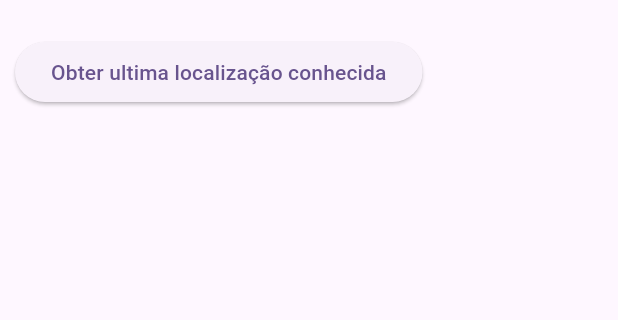
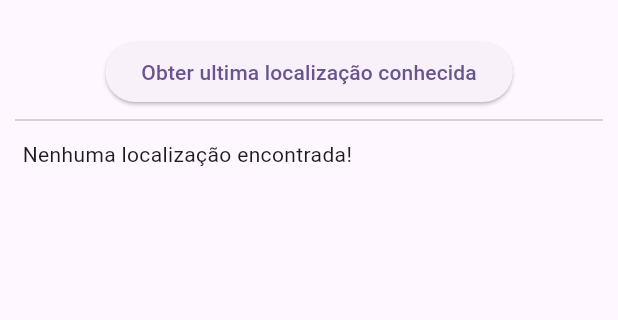
Before and after one commit to GiovaniMarcarini/usando_gps_2024_1, a Flutter app: the screen it shows after launch, after a tap on "Obter ultima localização conhecida", on a phone screen of 412 x 824 dp, the part 63-383 px from its top. Run offline on Flutter 3.47's test engine with Material 3 defaults, Android fonts, the light colour scheme and no system bars; our stand-ins replace geolocator.

Commit message:
Permissões

```diff
--- a/lib/main.dart
+++ b/lib/main.dart
@@ -12,6 +12,7 @@
   @override
   Widget build(BuildContext context) {
     return MaterialApp(
+      debugShowCheckedModeBanner: false,
       title: 'Flutter Demo',
       theme: ThemeData(
         colorScheme: ColorScheme.fromSeed(seedColor: Colors.deepPurple),
--- a/lib/pages/homepage.dart
+++ b/lib/pages/homepage.dart
@@ -12,6 +12,9 @@
 }
 
 class _HomePageState extends State<HomePage>{
+
+  final _linhas = <String>[];
+
   @override
   Widget build(BuildContext context){
     return Scaffold(
@@ -22,13 +25,24 @@
     );
   }
 
-  Widget _criarBody() => const Padding(
-      padding: EdgeInsets.all(10),
+  Widget _criarBody() => Padding(
+      padding: const EdgeInsets.all(10),
     child: Column(
       children: [
         ElevatedButton(
             onPressed: _obterUltimaLocalizacaoConhecida,
-            child: Text('Obter ultima localização conhecida')
+            child: const Text('Obter ultima localização conhecida')
+        ),
+        const Divider(),
+        Expanded(
+            child: ListView.builder(
+              shrinkWrap: true,
+                itemCount: _linhas.length,
+                itemBuilder:(_, index) => Padding(
+                  padding: const EdgeInsets.all(5),
+                  child: Text(_linhas[index]),
+                ),
+            ),
         ),
       ],
     ),
@@ -39,8 +53,15 @@
     if (!permissoesPermitidas){
       return;
     }
-
-
+    Position? position = await Geolocator.getLastKnownPosition();
+    setState(() {
+      if( position == null){
+        _linhas.add('Nenhuma localização encontrada!');
+      }else{
+        _linhas.add('Latitude: ${position.latitude}  |'
+            '  Logetude: ${position.longitude}');
+      }
+    });
   }
 
   Future<bool> _permissoesPermitidas() async{
@@ -58,7 +79,7 @@
     if (permissao == LocationPermission.deniedForever){
       await _mostrarDialogMensagem(
         'Para utilizar esse recurso, você deverá acessar as configurações'
-            'do app e permitir a utilização do serviço de localização'
+            ' do app e permitir a utilização do serviço de localização'
       );
       Geolocator.openAppSettings();
       return false;
```
